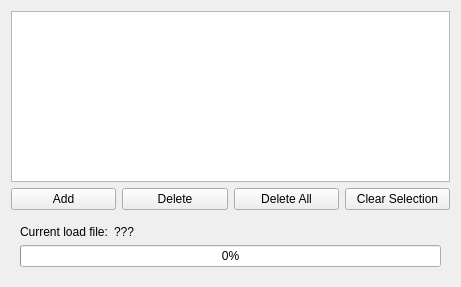
Above: resources/GpxFileListWidget.ui from MichalVlasak/OSMViewer before the change. Below: the same form after it.
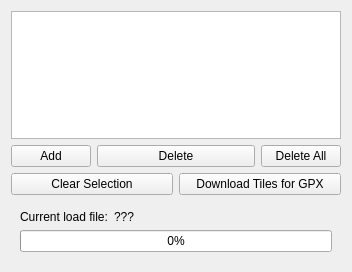
That is the form after the change.

What changed in the file:
```diff
--- a/resources/GpxFileListWidget.ui
+++ b/resources/GpxFileListWidget.ui
@@ -6,8 +6,8 @@
    <rect>
     <x>0</x>
     <y>0</y>
-    <width>461</width>
-    <height>287</height>
+    <width>352</width>
+    <height>272</height>
    </rect>
   </property>
   <property name="windowTitle">
@@ -28,35 +28,42 @@
     </widget>
    </item>
    <item>
-    <layout class="QHBoxLayout" name="horizontalLayout">
-     <item>
+    <layout class="QGridLayout" name="gridLayout">
+     <item row="0" column="0">
       <widget class="QPushButton" name="addFile">
        <property name="text">
         <string>Add</string>
        </property>
       </widget>
      </item>
-     <item>
+     <item row="0" column="1" colspan="2">
       <widget class="QPushButton" name="deleteFile">
        <property name="text">
         <string>Delete</string>
        </property>
       </widget>
      </item>
-     <item>
+     <item row="0" column="3">
       <widget class="QPushButton" name="deleteAllFile">
        <property name="text">
         <string>Delete All</string>
        </property>
       </widget>
      </item>
-     <item>
+     <item row="1" column="0" colspan="2">
       <widget class="QPushButton" name="clearSelection">
        <property name="text">
         <string>Clear Selection</string>
        </property>
       </widget>
      </item>
+     <item row="1" column="2" colspan="2">
+      <widget class="QPushButton" name="downloadTilesForGpx">
+       <property name="text">
+        <string>Download Tiles for GPX</string>
+       </property>
+      </widget>
+     </item>
     </layout>
    </item>
    <item>
```
